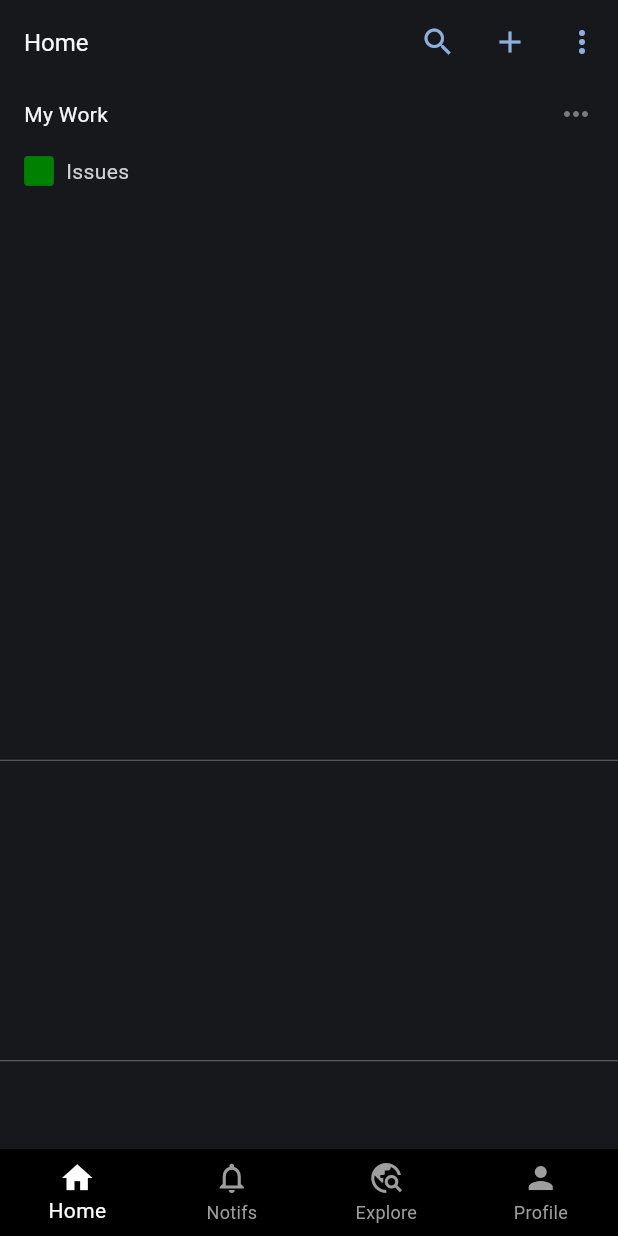
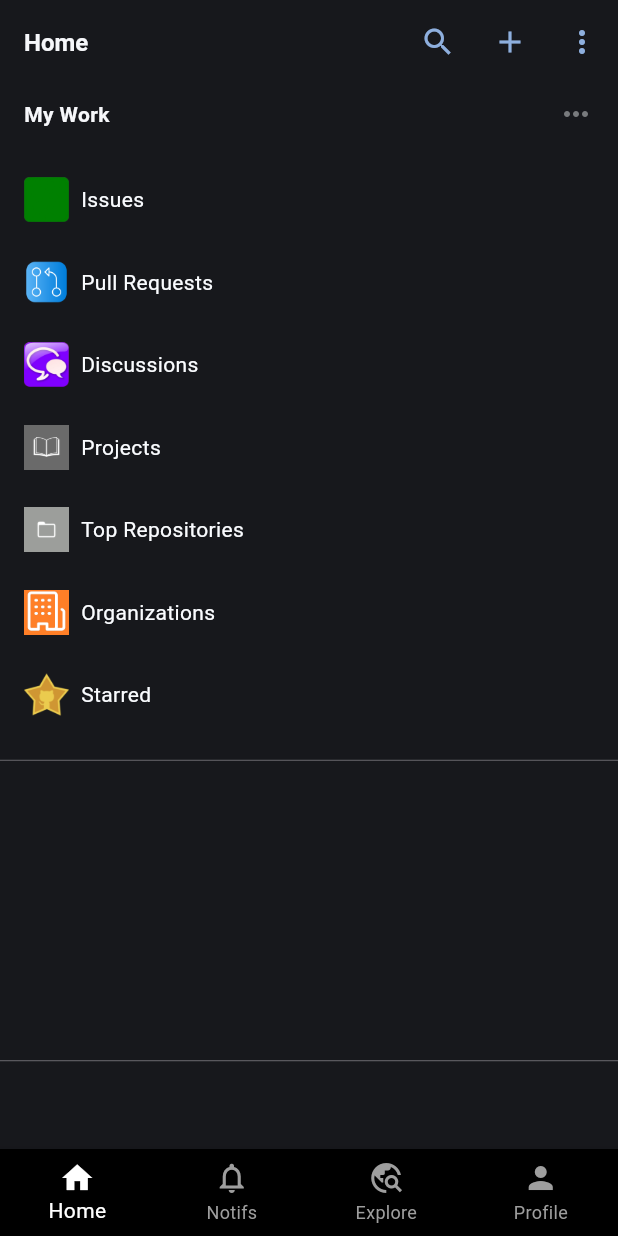
Before and after one commit to shreeyansh64/github, a Flutter app: the screen it shows after launch, on a phone screen of 412 x 824 dp. Run offline on Flutter 3.47's test engine with Material 3 defaults, Android fonts, the light colour scheme and no system bars.

Commit message:
Added content in HomePage

```diff
--- a/lib/pages/homepage.dart
+++ b/lib/pages/homepage.dart
@@ -18,6 +18,7 @@
           style: TextStyle(
             color: Color.fromARGB(255, 246, 247, 250),
             fontSize: 16.0,
+            fontWeight: FontWeight.w700
           ),
         ),
         actions: [
@@ -60,6 +61,7 @@
                           "My Work",
                           style: TextStyle(
                             color: Color.fromARGB(255, 246, 247, 250),
+                            fontWeight: FontWeight.w700
                           ),
                         ),
                         Icon(
@@ -70,19 +72,138 @@
                     ),
                   ),
                   Padding(
-                    padding: const EdgeInsets.only(left: 16.0,top: 16.0),
+                    padding: const EdgeInsets.only(left: 16.0, top: 30.0),
                     child: Row(
                       children: [
                         Image.asset(
                           'assets/icons/issues.png',
-                                width: 20,
-                                height: 20,
+                          width: 30,
+                          height: 30,
                         ),
                         SizedBox(width: 8),
-                              Text("Issues",style: TextStyle(color: Color.fromARGB(255,207, 209, 212)),)
+                        Text(
+                          "Issues",
+                          style: TextStyle(
+                            color: Color.fromARGB(255, 250, 252, 255),
+                          ),
+                        ),
                       ],
                     ),
                   ),
+                  Padding(
+                    padding: const EdgeInsets.only(left: 16.0, top: 25.0),
+                    child: Row(
+                      children: [
+                        Image.asset(
+                          'assets/icons/pull.png',
+                          width: 30,
+                          height: 30,
+                        ),
+                        SizedBox(width: 8),
+                        Text(
+                          "Pull Requests",
+                          style: TextStyle(
+                            color: Color.fromARGB(255, 250, 252, 255),
+                          ),
+                        ),
+                      ],
+                    ),
+                  ),
+                  Padding(
+                    padding: const EdgeInsets.only(left: 16.0, top: 25.0),
+                    child: Row(
+                      children: [
+                        Image.asset(
+                          'assets/icons/discussions.png',
+                          width: 30,
+                          height: 30,
+                        ),
+                        SizedBox(width: 8),
+                        Text(
+                          "Discussions",
+                          style: TextStyle(
+                            color: Color.fromARGB(255, 250, 252, 255),
+                          ),
+                        ),
+                      ],
+                    ),
+                  ),
+                  Padding(
+                    padding: const EdgeInsets.only(left: 16.0, top: 25.0),
+                    child: Row(
+                      children: [
+                        Image.asset(
+                          'assets/icons/projects.jpg',
+                          width: 30,
+                          height: 30,
+                        ),
+                        SizedBox(width: 8),
+                        Text(
+                          "Projects",
+                          style: TextStyle(
+                            color: Color.fromARGB(255, 250, 252, 255),
+                          ),
+                        ),
+                      ],
+                    ),
+                  ),
+                  Padding(
+                    padding: const EdgeInsets.only(left: 16.0, top: 25.0),
+                    child: Row(
+                      children: [
+                        Image.asset(
+                          'assets/icons/repo.jpg',
+                          width: 30,
+                          height: 30,
+                        ),
+                        SizedBox(width: 8),
+                        Text(
+                          "Top Repositories",
+                          style: TextStyle(
+                            color: Color.fromARGB(255, 250, 252, 255),
+                          ),
+                        ),
+                      ],
+                    ),
+                  ),
+                  Padding(
+                    padding: const EdgeInsets.only(left: 16.0, top: 25.0),
+                    child: Row(
+                      children: [
+                        Image.asset(
+                          'assets/icons/org.png',
+                          width: 30,
+                          height: 30,
+                        ),
+                        SizedBox(width: 8),
+                        Text(
+                          "Organizations",
+                          style: TextStyle(
+                            color: Color.fromARGB(255, 250, 252, 255),
+                          ),
+                        ),
+                      ],
+                    ),
+                  ),
+                  Padding(
+                    padding: const EdgeInsets.only(left: 16.0, top: 25.0),
+                    child: Row(
+                      children: [
+                        Image.asset(
+                          'assets/icons/starred.webp',
+                          width: 30,
+                          height: 30,
+                        ),
+                        SizedBox(width: 8),
+                        Text(
+                          "Starred",
+                          style: TextStyle(
+                            color: Color.fromARGB(255, 250, 252, 255),
+                          ),
+                        ),
+                      ],
+                    ),
+                  )
                 ],
               ),
             ),
```
Lines whose indentation alone changed are shown as unchanged.
